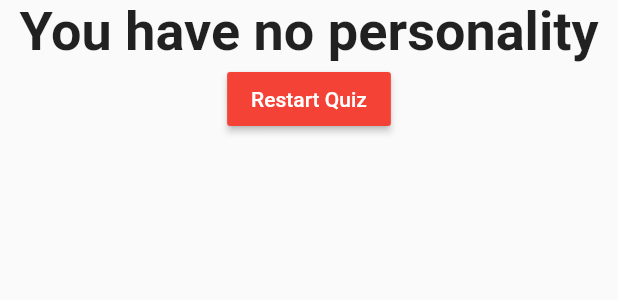
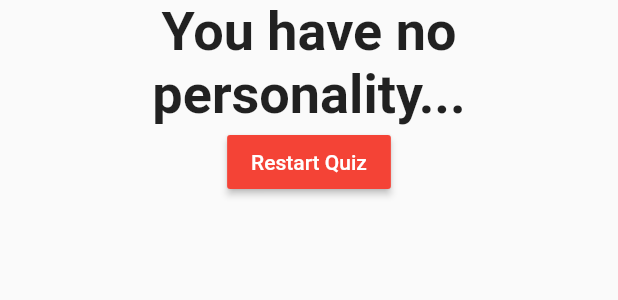
Before and after one commit to rpedraza01/udemy-flutter-quiz-app, a Flutter app: the Result widget shown alone on an empty page, opened directly with empty values, on a phone screen of 412 x 824 dp. Shown: the top 300 px of the screen. Run offline on Flutter 3.47's test engine with Material 2 defaults, Android fonts, the phone set to English and light mode, and no system bars.

```diff
--- a/lib/main.dart
+++ b/lib/main.dart
@@ -23,8 +23,8 @@ class _MyAppState extends State<MyApp> {
     {
       'questionText': "What's your favorite color?",
       'answers': [
-        {'text': 'Black', 'score': 10},
-        {'text': 'Red', 'score': 5},
+        {'text': 'Black', 'score': 4},
+        {'text': 'Red', 'score': 2},
         {'text': 'Green', 'score': 3},
         {'text': 'White', 'score': 1},
         {'text': 'None of the above', 'score': 0}
@@ -33,20 +33,20 @@ class _MyAppState extends State<MyApp> {
     {
       'questionText': "What's your favorite animal?",
       'answers': [
-        {'text': 'Rabbit', 'score': 2},
-        {'text': 'Snake', 'score': 8},
-        {'text': 'Elephant', 'score': 3},
-        {'text': 'Lion', 'score': 6},
+        {'text': 'Rabbit', 'score': 1},
+        {'text': 'Snake', 'score': 4},
+        {'text': 'Elephant', 'score': 2},
+        {'text': 'Lion', 'score': 3},
         {'text': 'None of the above', 'score': 0}
       ],
     },
     {
       'questionText': "Who's your favorite instructor?",
       'answers': [
-        {'text': 'Max', 'score': 6},
+        {'text': 'Max', 'score': 4},
         {'text': 'Merrit', 'score': 2},
         {'text': 'Eunika', 'score': 1},
-        {'text': 'Al', 'score': 4},
+        {'text': 'Al', 'score': 3},
         {'text': 'None of the above', 'score': 0}
       ],
     },
@@ -64,9 +64,59 @@ class _MyAppState extends State<MyApp> {
       'questionText': "What's your favorite team?",
       'answers': [
         {'text': 'Yankees', 'score': 1},
-        {'text': 'Red Sox', 'score': 10},
+        {'text': 'Red Sox', 'score': 4},
         {'text': 'Blazers', 'score': 1},
-        {'text': 'Lakers', 'score': 10},
+        {'text': 'Lakers', 'score': 4},
+        {'text': 'None of the above', 'score': 0}
+      ],
+    },
+    {
+      'questionText': "What's your favorite food?",
+      'answers': [
+        {'text': 'Pizza', 'score': 1},
+        {'text': 'Burgers', 'score': 1},
+        {'text': 'Hot Pot', 'score': 1},
+        {'text': 'Tacos', 'score': 1},
+        {'text': 'None of the above', 'score': 0}
+      ],
+    },
+    {
+      'questionText': "Who do you find most attractive?",
+      'answers': [
+        {'text': 'Scarlett Johannson', 'score': 3},
+        {'text': 'Ryan Reynolds', 'score': 4},
+        {'text': 'Tessa Thompson', 'score': 1},
+        {'text': 'Gal Gadot', 'score': 2},
+        {'text': 'None of the above', 'score': 0}
+      ],
+    },
+    {
+      'questionText': "Which movie genre do you like the most?",
+      'answers': [
+        {'text': 'Comedy', 'score': 3},
+        {'text': 'Drama', 'score': 4},
+        {'text': 'Sci-Fi', 'score': 1},
+        {'text': 'Action', 'score': 2},
+        {'text': 'None of the above', 'score': 0}
+      ],
+    },
+    {
+      'questionText': "Which country would you most like to travel to?",
+      'answers': [
+        {'text': 'Costa Rica', 'score': 3},
+        {'text': 'France', 'score': 4},
+        {'text': 'Australia', 'score': 1},
+        {'text': 'Japan', 'score': 2},
+        {'text': 'None of the above', 'score': 0}
+      ],
+    },
+    {
+      'questionText': "Which video game franchise do you like the most?",
+      'answers': [
+        {'text': 'Assassin\'s Creed', 'score': 3},
+        {'text': 'Call of Duty', 'score': 4},
+        {'text': 'Halo', 'score': 1},
+        {'text': 'Mass Effect', 'score': 2},
         {'text': 'None of the above', 'score': 0}
       ],
     },
--- a/lib/result.dart
+++ b/lib/result.dart
@@ -8,16 +8,16 @@ class Result extends StatelessWidget {
 
   String get resultPhrase {
     var resultText = "You did it!";
-    if (resultScore <= 8 && resultScore > 0) {
-      resultText = "You are awesome and innocent!";
-    } else if (resultScore <= 12 && resultScore > 8) {
-      resultText = "Pretty Likeable!";
-    } else if (resultScore <= 16 && resultScore > 12) {
+    if (resultScore <= 10 && resultScore > 0) {
+      resultText = "You got taste!";
+    } else if (resultScore <= 20 && resultScore > 10) {
+      resultText = "You're okay!";
+    } else if (resultScore <= 30 && resultScore > 20) {
       resultText = "You are strange!";
     } else if (resultScore == 0) {
-      resultText = "You have no personality";
+      resultText = "You have no personality...";
     } else {
-      resultText = "You are so bad!";
+      resultText = "You should probably like new things!";
     }
     return resultText;
   }
```
